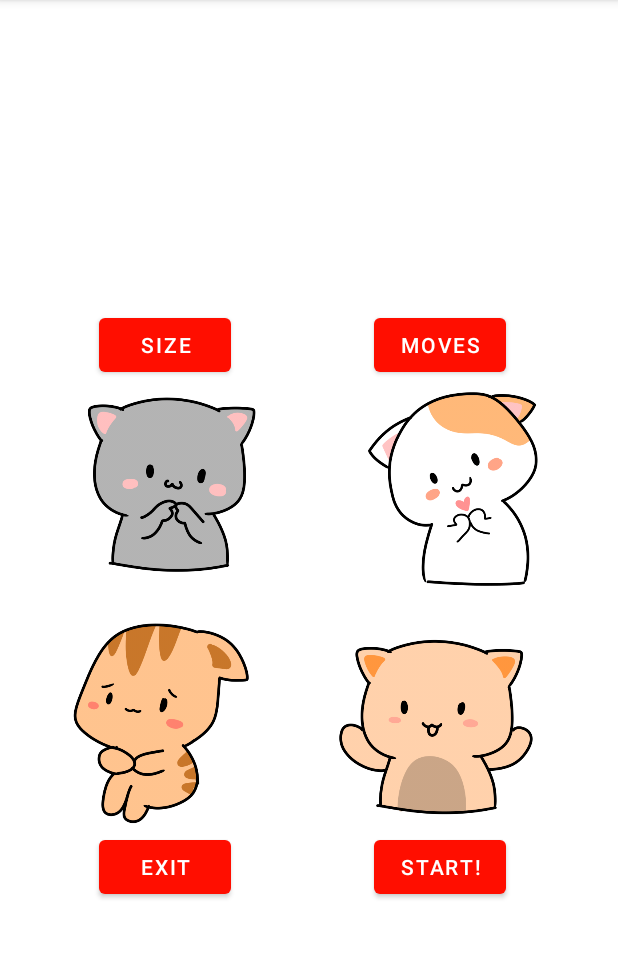
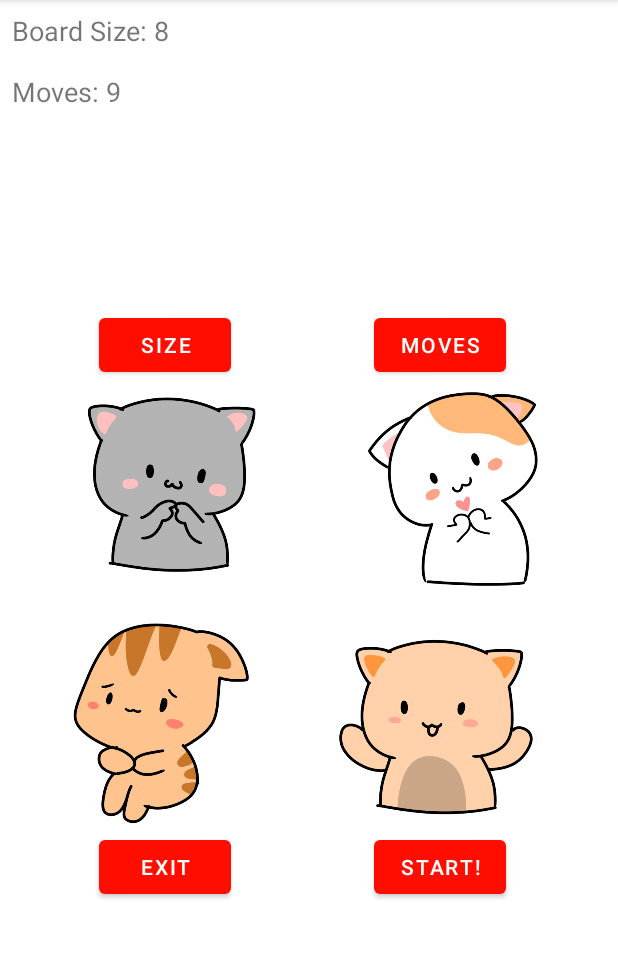
Before and after one commit to ilianna7/chessapp, an Android app: the screen it shows after launch (MainActivity), on a phone screen of 412 x 824 dp, the part 84-1042 px from its top. Run offline under Robolectric (Android 15) with nearby library versions, the phone set to English and light mode, and no system bars; our stand-ins replace data binding.

Commit message:
#2 - Added functionality to the size button - Added user input chessboard size flow - Updated project structure and mainactivity

```diff
--- a/app/build.gradle.kts
+++ b/app/build.gradle.kts
@@ -64,6 +64,9 @@ dependencies {
     implementation("androidx.navigation:navigation-fragment-ktx:2.5.3")
     implementation("androidx.navigation:navigation-ui-ktx:2.5.3")
 
+    // Required for ViewModelProvider.Factory
+    implementation("androidx.lifecycle:lifecycle-viewmodel-savedstate:2.8.3")
+
     // SplashScreen
     implementation("androidx.core:core-splashscreen:1.0.0")
 
--- a/app/src/main/AndroidManifest.xml
+++ b/app/src/main/AndroidManifest.xml
@@ -22,7 +22,9 @@
                 <category android:name="android.intent.category.LAUNCHER"/>
             </intent-filter>
         </activity>
-
+        <activity
+            android:name=".chessboard.ChessboardActivity"
+            android:exported="false" />
 
     </application>
 
--- a/app/src/main/java/com/example/chessapp/HomeFragment.kt
+++ /dev/null
@@ -1,47 +0,0 @@
-package com.example.chessapp
-
-import android.os.Bundle
-import android.view.LayoutInflater
-import android.view.View
-import android.view.ViewGroup
-import androidx.fragment.app.Fragment
-import androidx.lifecycle.ViewModelProvider
-import androidx.lifecycle.Observer
-import com.example.chessapp.databinding.FragmentHomeBinding
-
-class HomeFragment : Fragment() {
-
-    private lateinit var binding: FragmentHomeBinding
-    private lateinit var viewModel: HomeViewModel
-
-    override fun onCreateView(
-        inflater: LayoutInflater, container: ViewGroup?,
-        savedInstanceState: Bundle?
-    ): View? {
-        // Inflate the layout for this fragment using data binding
-        binding = FragmentHomeBinding.inflate(inflater, container, false)
-
-        // Get the ViewModel
-        viewModel = ViewModelProvider(this).get(HomeViewModel::class.java)
-
-        // Bind the ViewModel to the layout
-        binding.viewModel = viewModel
-
-        // Set the lifecycle owner so LiveData can automatically update the UI
-        binding.lifecycleOwner = viewLifecycleOwner
-
-        // Observe the exit event
-        observeViewModel()
-
-        return binding.root
-    }
-
-    private fun observeViewModel() {
-        viewModel.exitEvent.observe(viewLifecycleOwner, Observer { shouldExit ->
-            if (shouldExit) {
-                activity?.finishAffinity()
-                viewModel.onExitHandled()  // Reset the event
-            }
-        })
-    }
-}
--- a/app/src/main/java/com/example/chessapp/HomeViewModel.kt
+++ /dev/null
@@ -1,22 +0,0 @@
-package com.example.chessapp
-
-import android.app.Application
-import androidx.lifecycle.AndroidViewModel
-import androidx.lifecycle.LiveData
-import androidx.lifecycle.MutableLiveData
-
-class HomeViewModel(application: Application) : AndroidViewModel(application) {
-
-    private val _exitEvent = MutableLiveData<Boolean>()
-    val exitEvent: LiveData<Boolean> get() = _exitEvent
-
-    // Function to handle exit button click
-    fun onExitClicked() {
-        _exitEvent.value = true
-    }
-
-    // Function to reset the exit event
-    fun onExitHandled() {
-        _exitEvent.value = false
-    }
-}
--- a/app/src/main/java/com/example/chessapp/MainActivity.kt
+++ b/app/src/main/java/com/example/chessapp/MainActivity.kt
@@ -1,11 +1,18 @@
 package com.example.chessapp
 
 import android.os.Bundle
+import androidx.activity.viewModels
 import androidx.appcompat.app.AppCompatActivity
 import androidx.core.splashscreen.SplashScreen.Companion.installSplashScreen
+import androidx.navigation.fragment.NavHostFragment
 import com.example.chessapp.databinding.ActivityMainBinding
+import com.example.chessapp.homescreen.viewmodels.HomeViewModel
 
 class MainActivity : AppCompatActivity() {
+
+    // Get the HomeViewModel instance
+    val homeViewModel: HomeViewModel by viewModels()
+
 
     override fun onCreate(savedInstanceState: Bundle?) {
         Thread.sleep(3000)
@@ -14,10 +21,17 @@ class MainActivity : AppCompatActivity() {
         val binding = ActivityMainBinding.inflate(layoutInflater)
         setContentView(binding.root)
 
-        if (savedInstanceState == null) {
-            supportFragmentManager.beginTransaction()
-                .replace(R.id.fragment_container_view, HomeFragment())
-                .commit()
+        // Set up the NavHostFragment and NavController
+        val navHostFragment = supportFragmentManager.findFragmentById(R.id.nav_host_fragment) as NavHostFragment
+        val navController = navHostFragment.navController
+
+        // Set up the NavController with the HomeViewModel
+        navController.addOnDestinationChangedListener { _, destination, _ ->
+            // Example of setting up actions based on the destination
         }
     }
+
+    fun exitApplication() {
+        finishAffinity()  // Close all activities and exit the app
+    }
 }
--- /dev/null
+++ b/app/src/main/java/com/example/chessapp/SharedViewModel.kt
@@ -0,0 +1,14 @@
+package com.example.chessapp
+
+import androidx.lifecycle.LiveData
+import androidx.lifecycle.MutableLiveData
+import androidx.lifecycle.ViewModel
+
+class SharedViewModel : ViewModel() {
+    private val _boardSize = MutableLiveData<Int>()
+    val boardSize: LiveData<Int> get() = _boardSize
+
+    fun updateBoardSize(size: Int) {
+        _boardSize.value = size
+    }
+}
--- /dev/null
+++ b/app/src/main/java/com/example/chessapp/homescreen/fragments/HomeFragment.kt
@@ -0,0 +1,57 @@
+package com.example.chessapp.homescreen.fragments
+
+import android.os.Bundle
+import android.view.LayoutInflater
+import android.view.View
+import android.view.ViewGroup
+import androidx.fragment.app.Fragment
+import androidx.fragment.app.activityViewModels
+import androidx.navigation.fragment.findNavController
+import com.example.chessapp.homescreen.viewmodels.HomeViewModel
+import com.example.chessapp.MainActivity
+import com.example.chessapp.R
+import com.example.chessapp.SharedViewModel
+import com.example.chessapp.databinding.FragmentHomeBinding
+
+class HomeFragment : Fragment() {
+
+    private lateinit var binding: FragmentHomeBinding
+    private val viewModel: HomeViewModel by activityViewModels()  // Initialize HomeViewModel
+    private val sharedViewModel: SharedViewModel by activityViewModels()
+
+    override fun onCreateView(
+        inflater: LayoutInflater, container: ViewGroup?,
+        savedInstanceState: Bundle?
+    ): View? {
+        binding = FragmentHomeBinding.inflate(inflater, container, false)
+        updateBoardSizeTextView(8)
+
+        sharedViewModel.boardSize.observe(viewLifecycleOwner) { size ->
+            updateBoardSizeTextView(size)
+        }
+
+        // Navigate to InputSizeFragment
+        binding.btnInputSize.setOnClickListener {
+            viewModel.onSizeInputButton(findNavController())
+        }
+
+        // Exit the application
+        binding.btnExit.setOnClickListener {
+            // Ensure the activity is of type MainActivity
+            (activity as? MainActivity)?.let {
+                viewModel.onExitButtonClicked(it)
+            }
+        }
+
+        return binding.root
+    }
+
+    override fun onResume() {
+        super.onResume()
+
+    }
+
+    fun updateBoardSizeTextView(size: Int){
+        binding.textViewBoardSize.text = getString(R.string.board_size_text, size)
+    }
+}
--- a/app/src/main/res/layout/activity_main.xml
+++ b/app/src/main/res/layout/activity_main.xml
@@ -1,12 +1,16 @@
 <?xml version="1.0" encoding="utf-8"?>
-<RelativeLayout xmlns:android="http://schemas.android.com/apk/res/android"
+<androidx.constraintlayout.widget.ConstraintLayout xmlns:android="http://schemas.android.com/apk/res/android"
+    xmlns:app="http://schemas.android.com/apk/res-auto"
+    xmlns:tools="http://schemas.android.com/tools"
     android:layout_width="match_parent"
-    android:layout_height="match_parent">
+    android:layout_height="match_parent"
+    tools:context=".MainActivity">
 
-    <!-- Container for the HomeFragment -->
-    <FrameLayout
-        android:id="@+id/fragment_container_view"
+    <fragment
+        android:id="@+id/nav_host_fragment"
+        android:name="androidx.navigation.fragment.NavHostFragment"
         android:layout_width="match_parent"
-        android:layout_height="match_parent"/>
-
-</RelativeLayout>
+        android:layout_height="match_parent"
+        app:defaultNavHost="true"
+        app:navGraph="@navigation/nav_graph" />
+</androidx.constraintlayout.widget.ConstraintLayout>
--- a/app/src/main/res/layout/fragment_home.xml
+++ b/app/src/main/res/layout/fragment_home.xml
@@ -5,12 +5,32 @@
     <data>
         <variable
             name="viewModel"
-            type="com.example.chessapp.HomeViewModel" />
+            type="com.example.chessapp.homescreen.viewmodels.HomeViewModel" />
     </data>
 
     <androidx.constraintlayout.widget.ConstraintLayout
         android:layout_width="match_parent"
         android:layout_height="match_parent">
+
+        <TextView
+            android:id="@+id/textViewBoardSize"
+            android:layout_width="wrap_content"
+            android:layout_height="wrap_content"
+            app:layout_constraintTop_toTopOf="parent"
+            app:layout_constraintStart_toStartOf="parent"
+            android:padding="8dp"
+            android:textSize="18sp"/>
+
+
+        <TextView
+            android:id="@+id/textViewMoves"
+            android:layout_width="wrap_content"
+            android:layout_height="wrap_content"
+            android:text="@{`Moves: 9`}"
+            app:layout_constraintTop_toBottomOf="@+id/textViewBoardSize"
+            app:layout_constraintStart_toStartOf="parent"
+            android:padding="8dp"
+            android:textSize="18sp"/>
 
         <ImageView
             android:id="@+id/img_cats"
@@ -26,14 +46,14 @@
             app:srcCompat="@drawable/ic_home_cats"/>
 
         <Button
-            android:id="@+id/btn_chess_size"
+            android:id="@+id/btnInputSize"
             android:layout_width="wrap_content"
             android:layout_height="wrap_content"
             android:text="@{@string/btn_chess_size}"
             android:layout_marginStart="@dimen/home_left_btn_margin_start"
             android:translationY ="@dimen/home_top_btn_margin_top"
             app:layout_constraintBottom_toTopOf="@+id/img_cats"
-            app:layout_constraintStart_toStartOf="@+id/img_cats" />
+            app:layout_constraintStart_toStartOf="@+id/img_cats"/>
 
         <Button
             android:id="@+id/btn_moves"
@@ -43,7 +63,7 @@
             android:layout_marginStart="@dimen/home_right_btn_margin_start"
             android:translationY ="@dimen/home_top_btn_margin_top"
             app:layout_constraintBottom_toTopOf="@+id/img_cats"
-            app:layout_constraintStart_toEndOf="@+id/btn_chess_size" />
+            app:layout_constraintStart_toEndOf="@+id/btnInputSize" />
 
         <Button
             android:id="@+id/btn_exit"
@@ -53,8 +73,7 @@
             android:layout_marginStart="@dimen/home_left_btn_margin_start"
             android:translationY ="@dimen/home_bottom_btn_margin_bottom"
             app:layout_constraintStart_toStartOf="@+id/img_cats"
-            app:layout_constraintTop_toBottomOf="@+id/img_cats"
-            android:onClick="@{() -> viewModel.onExitClicked()}"/>
+            app:layout_constraintTop_toBottomOf="@+id/img_cats"/>
 
         <Button
             android:id="@+id/btn_start"
--- /dev/null
+++ b/app/src/main/res/navigation/nav_graph.xml
@@ -0,0 +1,28 @@
+<?xml version="1.0" encoding="utf-8"?>
+<navigation xmlns:android="http://schemas.android.com/apk/res/android"
+    xmlns:app="http://schemas.android.com/apk/res-auto"
+    xmlns:tools="http://schemas.android.com/tools"
+    app:startDestination="@id/homeFragment">
+
+    <fragment
+        android:id="@+id/homeFragment"
+        android:name="com.example.chessapp.homescreen.fragments.HomeFragment"
+        tools:layout="@layout/fragment_home">
+        <action
+            android:id="@+id/action_homeFragment_to_inputSizeFragment"
+            app:destination="@id/inputSizeFragment"
+            app:popUpTo="@id/homeFragment"
+            app:popUpToInclusive="true" />
+    </fragment>
+
+    <fragment
+        android:id="@+id/inputSizeFragment"
+        android:name="com.example.chessapp.homescreen.fragments.InputSizeFragment"
+        tools:layout="@layout/fragment_input_size">
+        <action
+            android:id="@+id/action_inputSizeFragment_to_homeFragment"
+            app:destination="@id/homeFragment"
+            app:popUpTo="@id/homeFragment"
+            app:popUpToInclusive="true" />
+    </fragment>
+</navigation>
--- a/app/src/main/res/values/strings.xml
+++ b/app/src/main/res/values/strings.xml
@@ -12,6 +12,10 @@
     <!--Chessboard Screen-->
     <string name="btn_back_to_main">Back to Main</string>
 
+    <string name="board_size_text">Board Size: %1$d</string> <!-- Placeholder for board size -->
+    <string name="invalid_number">Please enter a valid number</string>
+    <string name="size_out_of_range">Board size must be between 6 and 16</string>
+
 <!--    <string name=""></string>-->
 
 
```
Also changed, not shown: app/src/main/java/com/example/chessapp/homescreen/fragments/InputSizeFragment.kt (added, +57 -0 lines), app/src/main/java/com/example/chessapp/homescreen/viewmodels/HomeViewModel.kt (added, +17 -0 lines), app/src/main/java/com/example/chessapp/homescreen/viewmodels/InputSizeViewModel.kt (added, +22 -0 lines), app/src/main/res/drawable/rounded_border.xml (added, +8 -0 lines), app/src/main/res/layout/fragment_input_size.xml (added, +78 -0 lines).
